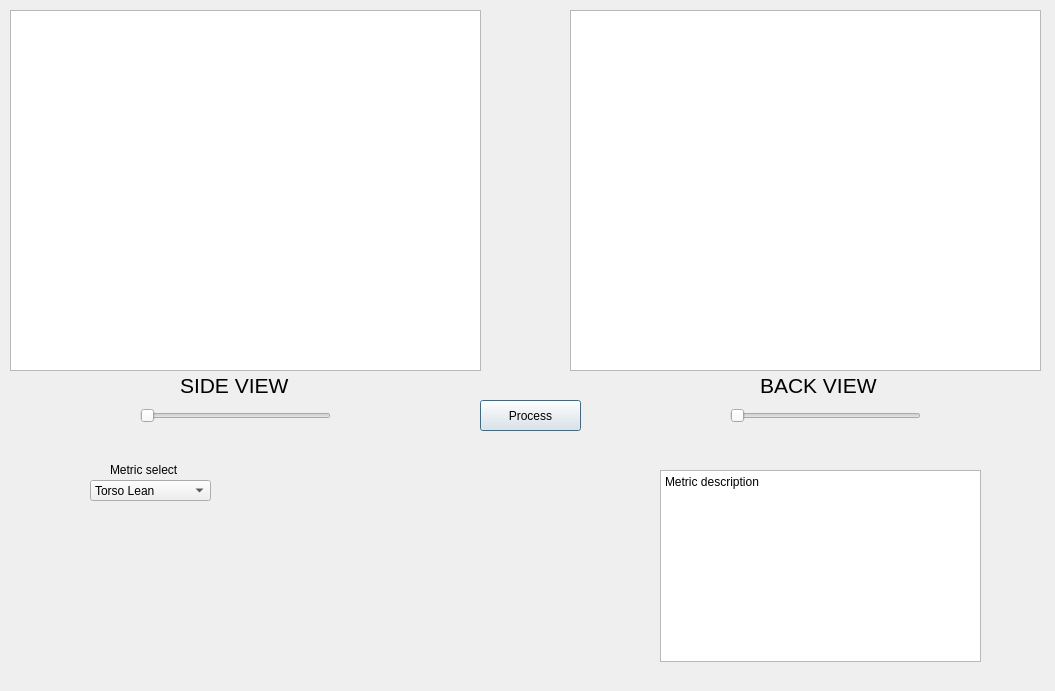
Radluy/Running-Gait-Analysis, file src/gui/run_analysis.ui: the form before one commit.
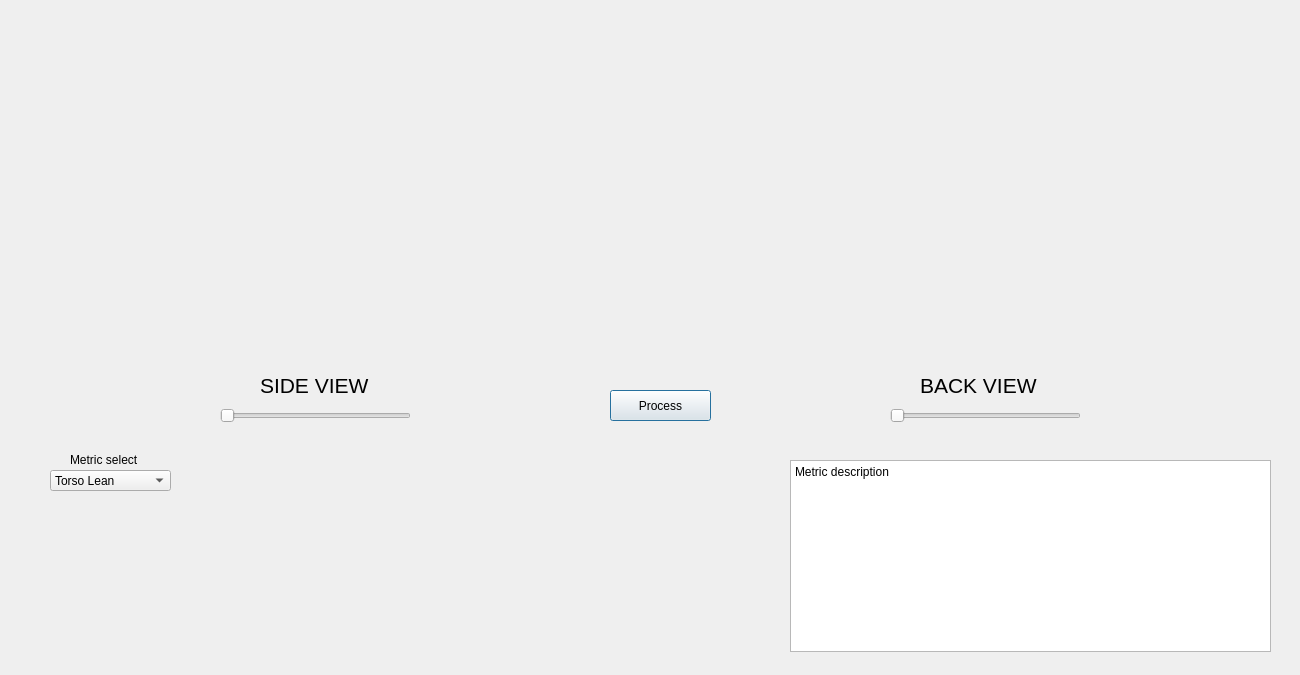
The form after the commit.

Diff of the .ui file:
```diff
--- a/src/gui/run_analysis.ui
+++ b/src/gui/run_analysis.ui
@@ -6,41 +6,33 @@
    <rect>
     <x>0</x>
     <y>0</y>
-    <width>1055</width>
-    <height>691</height>
+    <width>1300</width>
+    <height>675</height>
    </rect>
   </property>
+  <property name="minimumSize">
+   <size>
+    <width>1300</width>
+    <height>675</height>
+   </size>
+  </property>
+  <property name="maximumSize">
+   <size>
+    <width>1300</width>
+    <height>675</height>
+   </size>
+  </property>
   <property name="acceptDrops">
    <bool>false</bool>
   </property>
   <property name="windowTitle">
    <string>Dialog</string>
   </property>
-  <widget class="QGraphicsView" name="sideViewGraphics">
-   <property name="geometry">
-    <rect>
-     <x>10</x>
-     <y>10</y>
-     <width>471</width>
-     <height>361</height>
-    </rect>
-   </property>
-  </widget>
-  <widget class="QGraphicsView" name="backViewGraphics">
-   <property name="geometry">
-    <rect>
-     <x>570</x>
-     <y>10</y>
-     <width>471</width>
-     <height>361</height>
-    </rect>
-   </property>
-  </widget>
   <widget class="QPushButton" name="processButton">
    <property name="geometry">
     <rect>
-     <x>480</x>
-     <y>400</y>
+     <x>610</x>
+     <y>390</y>
      <width>101</width>
      <height>31</height>
     </rect>
@@ -52,9 +44,9 @@
   <widget class="QLabel" name="label">
    <property name="geometry">
     <rect>
-     <x>180</x>
+     <x>260</x>
      <y>370</y>
-     <width>111</width>
+     <width>121</width>
      <height>31</height>
     </rect>
    </property>
@@ -70,9 +62,9 @@
   <widget class="QLabel" name="label_2">
    <property name="geometry">
     <rect>
-     <x>760</x>
+     <x>920</x>
      <y>370</y>
-     <width>121</width>
+     <width>131</width>
      <height>31</height>
     </rect>
    </property>
@@ -88,7 +80,7 @@
   <widget class="QSlider" name="backViewSlider">
    <property name="geometry">
     <rect>
-     <x>730</x>
+     <x>890</x>
      <y>400</y>
      <width>191</width>
      <height>31</height>
@@ -101,7 +93,7 @@
   <widget class="QSlider" name="sideViewSlider">
    <property name="geometry">
     <rect>
-     <x>140</x>
+     <x>220</x>
      <y>400</y>
      <width>191</width>
      <height>31</height>
@@ -114,8 +106,8 @@
   <widget class="QComboBox" name="metricSelectComboBox">
    <property name="geometry">
     <rect>
-     <x>90</x>
-     <y>480</y>
+     <x>50</x>
+     <y>470</y>
      <width>121</width>
      <height>21</height>
     </rect>
@@ -164,9 +156,9 @@
   <widget class="QTextBrowser" name="metricDescriptionText">
    <property name="geometry">
     <rect>
-     <x>660</x>
-     <y>470</y>
-     <width>321</width>
+     <x>790</x>
+     <y>460</y>
+     <width>481</width>
      <height>192</height>
     </rect>
    </property>
@@ -181,9 +173,9 @@
   <widget class="QLabel" name="label_3">
    <property name="geometry">
     <rect>
-     <x>110</x>
-     <y>460</y>
-     <width>81</width>
+     <x>70</x>
+     <y>450</y>
+     <width>91</width>
      <height>20</height>
     </rect>
    </property>
```
Left out of the diff: 2 changed lines with no effect on the pictures.
